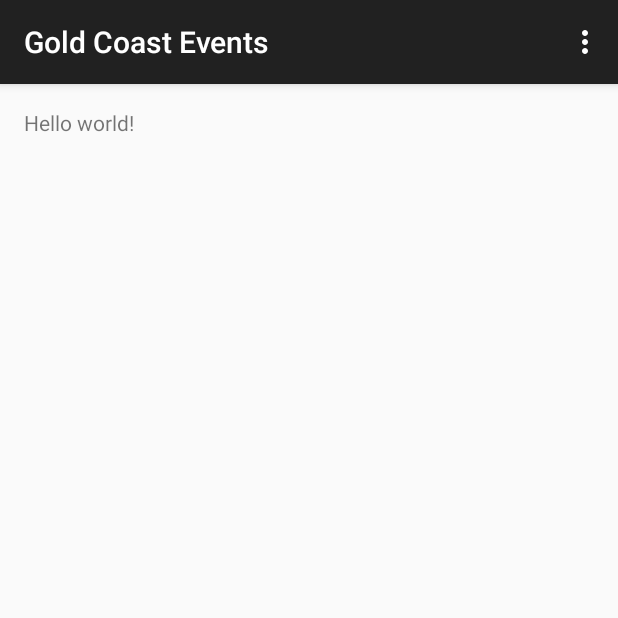
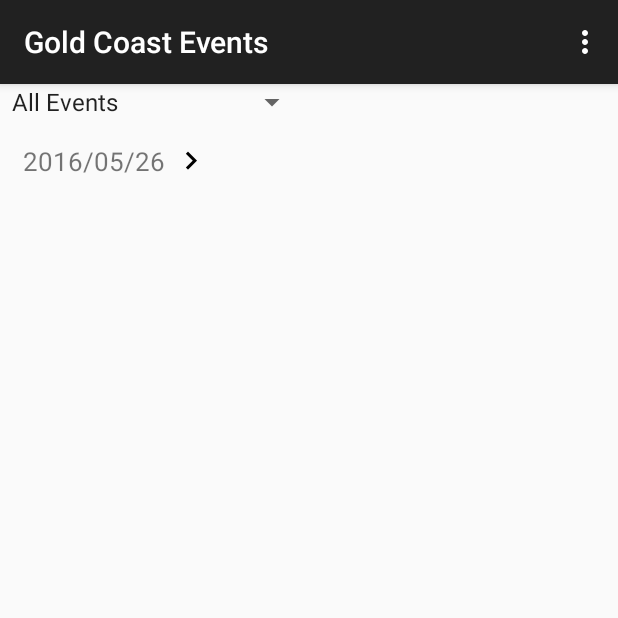
Before and after one commit to gergirod/Events, an Android app: the screen it shows after launch (MainActivity), on a phone screen of 412 x 824 dp, the top half of it. Run offline under Robolectric (Android 15) with nearby library versions, the phone set to English and light mode, and no system bars; libraries missing offline, so code that uses them is left out: com.wdullaer.materialdatetimepicker.

```diff
--- a/GoldCoastEvents/app/build.gradle
+++ b/GoldCoastEvents/app/build.gradle
@@ -36,4 +36,7 @@ dependencies {
     compile 'com.squareup.retrofit2:adapter-rxjava:2.0.0'
     compile'io.reactivex:rxandroid:1.0.1'
 
+    //ui
+    compile 'com.wdullaer:materialdatetimepicker:2.3.0'
+
 }
--- a/GoldCoastEvents/app/src/main/java/germangirod/goldcoastevents/ui/MainActivity.java
+++ b/GoldCoastEvents/app/src/main/java/germangirod/goldcoastevents/ui/MainActivity.java
@@ -2,17 +2,52 @@ package germangirod.goldcoastevents.ui;
 
 import android.os.Bundle;
 import android.support.v7.app.AppCompatActivity;
+import android.util.Log;
 import android.view.Menu;
 import android.view.MenuItem;
+import android.view.View;
+import android.widget.AdapterView;
+import android.widget.ArrayAdapter;
+import android.widget.LinearLayout;
+import android.widget.Spinner;
+import com.wdullaer.materialdatetimepicker.date.DatePickerDialog;
+import com.wdullaer.materialdatetimepicker.time.RadialPickerLayout;
 import germangirod.goldcoastevents.R;
 import germangirod.goldcoastevents.data.model.EventResponse;
 import germangirod.goldcoastevents.data.presenter.EventsPresenter;
+import java.util.Calendar;
 
-public class MainActivity extends AppCompatActivity implements EventsPresenter {
+public class MainActivity extends AppCompatActivity implements EventsPresenter, AdapterView.OnItemSelectedListener,
+        com.wdullaer.materialdatetimepicker.time.TimePickerDialog.OnTimeSetListener, DatePickerDialog.OnDateSetListener {
+
+    private Spinner spinner;
+    private LinearLayout dateButton;
 
     @Override protected void onCreate(Bundle savedInstanceState) {
         super.onCreate(savedInstanceState);
         setContentView(R.layout.activity_main);
+
+        setWidgets();
+        // Create an ArrayAdapter using the string array and a default spinner layout
+        ArrayAdapter<CharSequence> adapter = ArrayAdapter.createFromResource(this,
+                R.array.planets_array, android.R.layout.simple_spinner_item);
+        // Specify the layout to use when the list of choices appears
+        adapter.setDropDownViewResource(android.R.layout.simple_spinner_dropdown_item);
+        // Apply the adapter to the spinner
+        spinner.setAdapter(adapter);
+
+        dateButton.setOnClickListener(new View.OnClickListener() {
+            @Override public void onClick(View v) {
+                Calendar now = Calendar.getInstance();
+                DatePickerDialog dpd = DatePickerDialog.newInstance(MainActivity.this, now.get(Calendar.YEAR), now.get(Calendar.MONTH), now.get(Calendar.DAY_OF_MONTH));
+                dpd.show(getFragmentManager(), "Datepickerdialog");
+            }
+        });
+    }
+
+    private void setWidgets(){
+        spinner = (Spinner) findViewById(R.id.planets_spinner);
+        dateButton = (LinearLayout) findViewById(R.id.dateButton);
     }
 
     @Override protected void onResume() {
@@ -44,4 +79,24 @@ public class MainActivity extends AppCompatActivity implements EventsPresenter {
 
     @Override public void showError(Throwable throwable) {
     }
+
+    @Override public void onItemSelected(AdapterView<?> parent, View view, int position, long id) {
+
+    }
+
+    @Override public void onNothingSelected(AdapterView<?> parent) {
+
+    }
+
+    @Override public void onDateSet(DatePickerDialog datePickerDialog, int i, int i1, int i2) {
+
+        Log.e("mirar esto ","mirar "+i);
+        Log.e("mirar esto ","mirar "+i1);
+        Log.e("mirar esto ","mirar "+i2);
+
+    }
+
+    @Override public void onTimeSet(RadialPickerLayout radialPickerLayout, int i, int i1, int i2) {
+
+    }
 }
--- a/GoldCoastEvents/app/src/main/res/layout/activity_main.xml
+++ b/GoldCoastEvents/app/src/main/res/layout/activity_main.xml
@@ -1,14 +1,36 @@
-<RelativeLayout xmlns:android="http://schemas.android.com/apk/res/android"
+<LinearLayout xmlns:android="http://schemas.android.com/apk/res/android"
         xmlns:tools="http://schemas.android.com/tools"
         android:layout_width="match_parent"
         android:layout_height="match_parent"
-        android:paddingLeft="@dimen/activity_horizontal_margin"
-        android:paddingRight="@dimen/activity_horizontal_margin"
-        android:paddingTop="@dimen/activity_vertical_margin"
-        android:paddingBottom="@dimen/activity_vertical_margin"
-        tools:context=".MainActivity">
-    <TextView
-            android:text="@string/hello_world"
-            android:layout_width="wrap_content"
-            android:layout_height="wrap_content"/>
-</RelativeLayout>
+        tools:context=".MainActivity"
+        android:orientation="vertical">
+        <Spinner
+                android:id="@+id/planets_spinner"
+                android:layout_width="wrap_content"
+                android:layout_height="wrap_content" />
+
+        <LinearLayout
+                android:layout_width="wrap_content"
+                android:layout_height="wrap_content"
+                android:orientation="horizontal"
+                android:padding="5dp"
+                android:layout_margin="10dp"
+                android:id="@+id/dateButton">
+
+                <TextView
+                        android:layout_width="wrap_content"
+                        android:layout_height="wrap_content"
+                        android:id="@+id/dateText"
+                        android:layout_marginRight="5dp"
+                        android:text="2016/05/26"
+                        android:textSize="17sp"
+                        android:layout_gravity="center_vertical"/>
+
+                <ImageView
+                        android:layout_width="wrap_content"
+                        android:layout_height="wrap_content"
+                        android:src="@mipmap/ic_keyboard_arrow_right_black_24dp"
+                        android:layout_gravity="center_vertical"/>
+
+        </LinearLayout>
+</LinearLayout>
--- a/GoldCoastEvents/app/src/main/res/values/strings.xml
+++ b/GoldCoastEvents/app/src/main/res/values/strings.xml
@@ -2,4 +2,18 @@
     <string name="app_name">Gold Coast Events</string>
     <string name="hello_world">Hello world!</string>
     <string name="action_settings">Settings</string>
+    <string-array name="planets_array">
+        <item>All Events</item>
+        <item>Active &amp; Healthy</item>
+        <item>Art &amp; Culture</item>
+        <item>Business</item>
+        <item>Community Centers</item>
+        <item>Family &amp; Children</item>
+        <item>Food &amp; Wine</item>
+        <item>General</item>
+        <item>Music</item>
+        <item>Seniors</item>
+        <item>Sport &amp; Recreation</item>
+        <item>Youth</item>
+    </string-array>
 </resources>
```
Also changed, not shown: GoldCoastEvents/app/src/main/res/mipmap-hdpi/ic_keyboard_arrow_right_black_24dp.png (added), GoldCoastEvents/app/src/main/res/mipmap-mdpi/ic_keyboard_arrow_right_black_24dp.png (added), GoldCoastEvents/app/src/main/res/mipmap-xhdpi/ic_keyboard_arrow_right_black_24dp.png (added), GoldCoastEvents/app/src/main/res/mipmap-xxhdpi/ic_keyboard_arrow_right_black_24dp.png (added), 1 other file.
